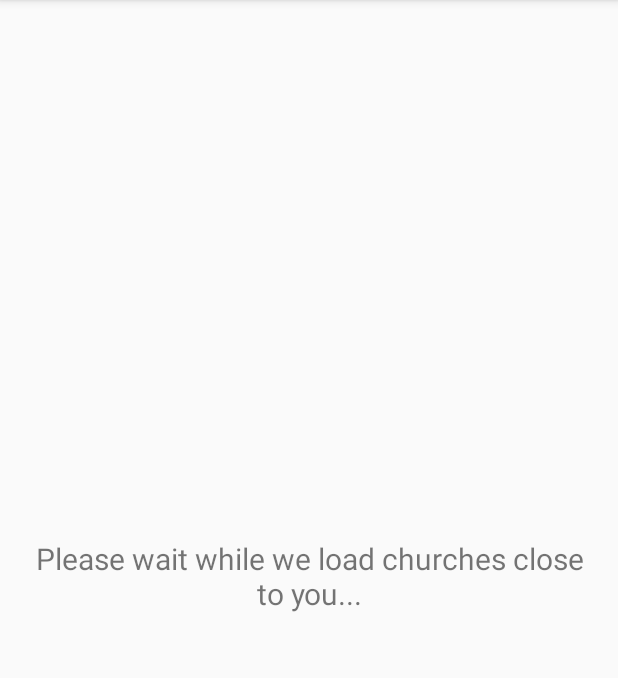
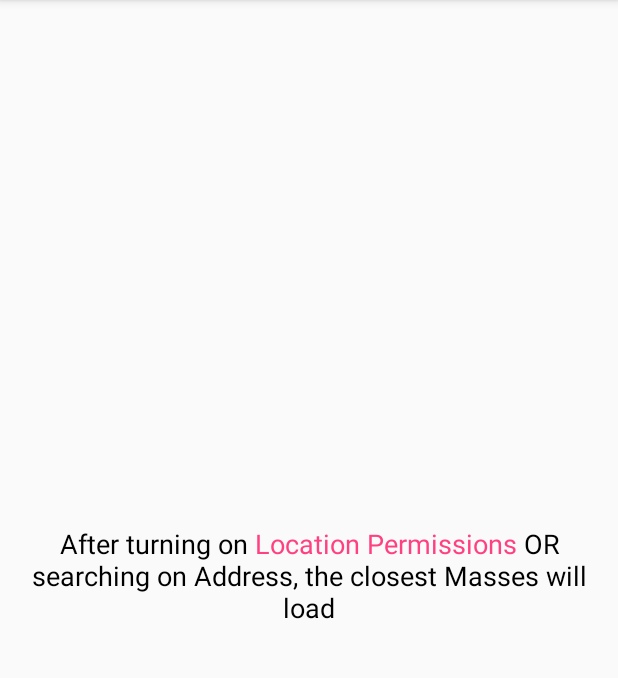
Before and after one commit to nivesuresh/TraditionalLatinMassFinder, an Android app: the screen it shows after launch (TLMActivity), on a phone screen of 412 x 824 dp, the part 84-762 px from its top. Run offline under Robolectric (Android 15) with nearby library versions, the phone set to English and light mode, and no system bars; 2 statements that could not run were skipped.

Commit message:
UI changes

```diff
--- a/app/src/main/java/nivesuresh/traditionallatinmassfinder/TLMFragment.java
+++ b/app/src/main/java/nivesuresh/traditionallatinmassfinder/TLMFragment.java
@@ -12,6 +12,7 @@ import android.content.DialogInterface;
 import android.content.Intent;
 import android.content.SharedPreferences;
 import android.content.pm.PackageManager;
+import android.graphics.Color;
 import android.location.Address;
 import android.location.Criteria;
 import android.location.Geocoder;
@@ -27,6 +28,11 @@ import android.support.v4.app.ActivityCompat;
 import android.support.v4.content.ContextCompat;
 import android.support.v4.view.MenuItemCompat;
 import android.support.v7.widget.SearchView;
+import android.text.SpannableString;
+import android.text.Spanned;
+import android.text.TextPaint;
+import android.text.method.LinkMovementMethod;
+import android.text.style.ClickableSpan;
 import android.util.Log;
 import android.view.LayoutInflater;
 import android.view.Menu;
@@ -83,6 +89,33 @@ public class TLMFragment extends Fragment implements TLMTask.AsyncListener, Loca
         listview = (ListView) rootView.findViewById(R.id.listview);
         emptyTextView = (TextView) rootView.findViewById(R.id.empty_tv);
         locationTextView = (TextView) rootView.findViewById(R.id.location_tv);
+
+        String loading = emptyTextView.getText().toString();
+
+        SpannableString ss = new SpannableString(loading);
+        ClickableSpan clickableSpan = new ClickableSpan() {
+            @Override
+            public void onClick(View textView) {
+                if (getActivity() == null) {
+                    return;
+                }
+                Intent intent = new Intent();
+                intent.setAction(Settings.ACTION_APPLICATION_DETAILS_SETTINGS);
+                Uri uri = Uri.fromParts("package", getActivity().getPackageName(), null);
+                intent.setData(uri);
+                TLMFragment.this.startActivity(intent);
+            }
+            @Override
+            public void updateDrawState(TextPaint ds) {
+                super.updateDrawState(ds);
+                ds.setUnderlineText(false);
+            }
+        };
+        ss.setSpan(clickableSpan, 17, 37, Spanned.SPAN_EXCLUSIVE_EXCLUSIVE);
+
+        emptyTextView.setText(ss);
+        emptyTextView.setMovementMethod(LinkMovementMethod.getInstance());
+        emptyTextView.setHighlightColor(Color.TRANSPARENT);
 
         if (Build.VERSION.SDK_INT >= Build.VERSION_CODES.M) {
 
--- a/app/src/main/res/layout/fragment_main.xml
+++ b/app/src/main/res/layout/fragment_main.xml
@@ -32,8 +32,9 @@
         android:gravity="center"
         android:layout_width="wrap_content"
         android:layout_height="wrap_content"
-        android:textSize="20sp"
-        android:text="Please wait while we load churches close to you..."
+        android:textSize="18sp"
+        android:textColor="@android:color/black"
+        android:text="After turning on Location Permissions OR searching on Address, the closest Masses will load"
         android:visibility="gone">
     </TextView>
 
```
